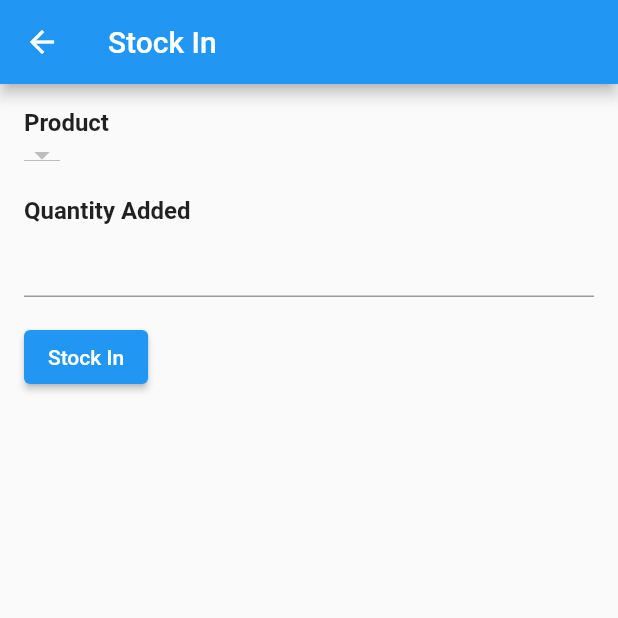
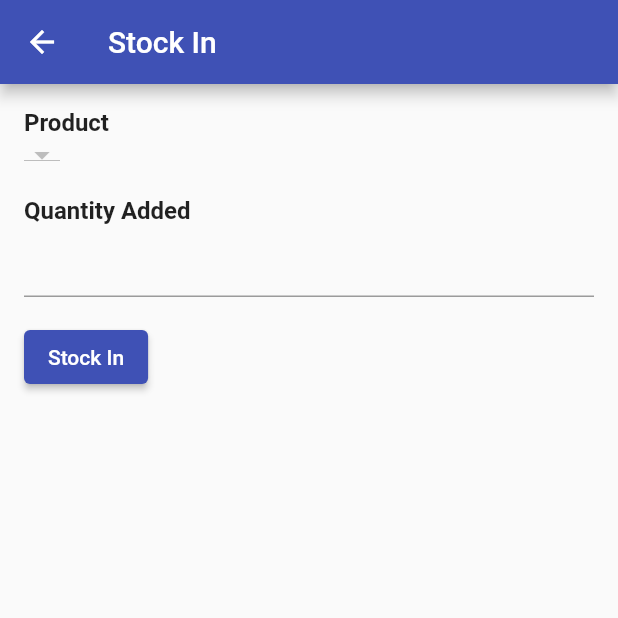
Before and after one commit to MakuRui/mobile_final_stockhive, a Flutter app: the StockInPage screen opened directly, on a phone screen of 412 x 824 dp, the top half of it. Run offline on Flutter 3.47's test engine with Material 2 defaults, Android fonts, the phone set to English and light mode, and no system bars; network calls fail.

Commit message:
Change Color of Stock In AppBar, Elevated Button

```diff
--- a/lib/view_pages/stock_in_page.dart
+++ b/lib/view_pages/stock_in_page.dart
@@ -5,7 +5,7 @@ class StockInPage extends StatefulWidget {
   const StockInPage({super.key});
 
   @override
-  _StockInPageState createState() => _StockInPageState();
+  State<StockInPage> createState() => _StockInPageState();
 }
 
 class _StockInPageState extends State<StockInPage> {
@@ -101,6 +101,7 @@ class _StockInPageState extends State<StockInPage> {
   Widget build(BuildContext context) {
     return Scaffold(
       appBar: AppBar(
+        backgroundColor: Colors.indigo,
         title: const Text('Stock In'),
       ),
       body: Container(
@@ -143,6 +144,9 @@ class _StockInPageState extends State<StockInPage> {
             ),
             const SizedBox(height: 16.0),
             ElevatedButton(
+              style: ElevatedButton.styleFrom(
+                backgroundColor: Colors.indigo
+              ),
               onPressed: addStockIn,
               child: const Text('Stock In'),
             ),
```
Also changed, not shown: lib/view_pages/stock_page.dart (+5 -4 lines).
